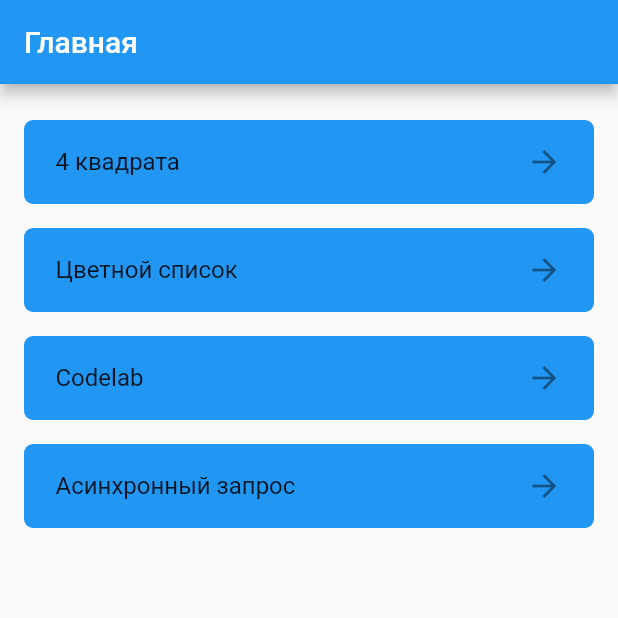
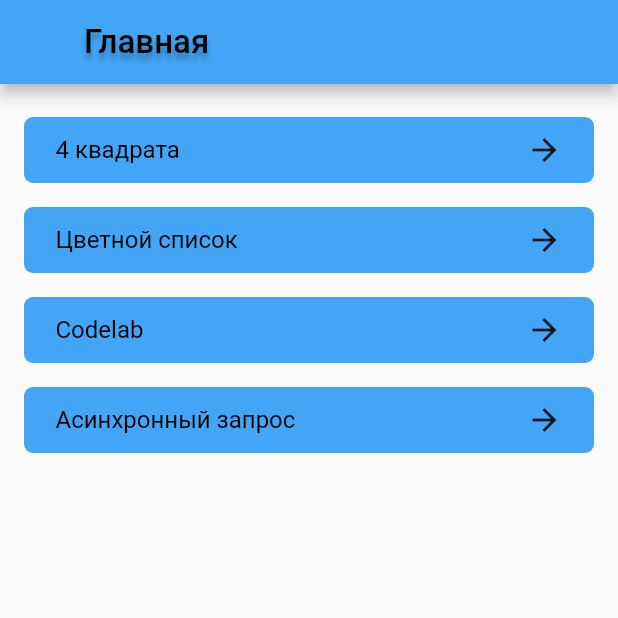
Before and after one commit to TimurKarev/first_bootcamp, a Flutter app: the screen it shows after launch, on a phone screen of 412 x 824 dp, the top half of it. Run offline on Flutter 3.47's test engine with Material 2 defaults, Android fonts, the light colour scheme and no system bars.

Commit message:
style(lib\start_page): pixel perfect styling

```diff
--- a/lib/main_page.dart
+++ b/lib/main_page.dart
@@ -10,7 +10,27 @@ class MainPage extends StatelessWidget {
     return MaterialApp(
       title: 'First bootcamp app',
       theme: ThemeData(
-        primarySwatch: Colors.blue,
+        primaryColor: Colors.blue[400],
+        fontFamily: "Roboto",
+        textTheme: const TextTheme(
+          headline1: TextStyle(
+            fontSize: 22,
+            fontWeight: FontWeight.w500,
+            color: Colors.black,
+            shadows: [
+              Shadow(
+                color: Color(0xe40000000),
+                offset: Offset(0.0, 4.0),
+                blurRadius: 4.0,
+              ),
+            ],
+          ),
+          headline2: TextStyle(
+            fontSize: 16.0,
+            color: Colors.black,
+            fontWeight: FontWeight.w400,
+          ),
+        ),
       ),
       home: const StartPage(),
     );
--- a/lib/start_page/start_page.dart
+++ b/lib/start_page/start_page.dart
@@ -19,12 +19,19 @@ class StartPage extends StatelessWidget {
   Widget build(BuildContext context) {
     return Scaffold(
       appBar: AppBar(
-        title: const Text("Главная"),
+        backgroundColor: Theme.of(context).primaryColor,
+        title: Padding(
+          padding: const EdgeInsets.only(left: 40.0),
+          child: Text(
+            "Главная",
+            style: Theme.of(context).textTheme.headline1,
+          ),
+        ),
       ),
       body: Padding(
         padding: const EdgeInsets.symmetric(
           horizontal: 8.0,
-          vertical: 16.0,
+          vertical: 14.0,
         ),
         child: ListView.builder(
           itemCount: titles.length,
--- a/lib/start_page/widgets/start_page_list_tile.dart
+++ b/lib/start_page/widgets/start_page_list_tile.dart
@@ -14,21 +14,59 @@ class StartPageListTile extends StatelessWidget {
   Widget build(BuildContext context) {
     return Padding(
       padding: const EdgeInsets.all(8.0),
-      child: ListTile(
-        tileColor: Colors.blue,
-        shape: const RoundedRectangleBorder(
-          borderRadius: BorderRadius.all(
-            Radius.circular(6.0),
+      child: InkWell(
+        onTap: onTap,
+        child: Container(
+          decoration: BoxDecoration(
+            color: Theme.of(context).primaryColor,
+            borderRadius: const BorderRadius.all(
+              Radius.circular(6.0),
+            ),
+          ),
+          child: Padding(
+            padding: const EdgeInsets.symmetric(
+              horizontal: 21.0,
+              vertical: 10.0,
+            ),
+            child: Row(
+              mainAxisAlignment: MainAxisAlignment.spaceBetween,
+              children: [
+                Text(
+                  title,
+                  style: Theme.of(context).textTheme.headline2,
+                ),
+                const Icon(Icons.arrow_forward),
+              ],
+            ),
           ),
         ),
-        contentPadding: const EdgeInsets.symmetric(
-          horizontal: 21.0,
-          //vertical: 5.0,
-        ),
-        title: Text(title),
-        trailing: const Icon(Icons.arrow_forward),
-        onTap: onTap,
       ),
     );
   }
+
+  // @override
+  // Widget build(BuildContext context) {
+  //   return Padding(
+  //     padding: const EdgeInsets.all(8.0),
+  //     child: ListTile(
+  //       tileColor: Theme.of(context).primaryColor,
+  //       iconColor: Colors.black,
+  //       shape: const RoundedRectangleBorder(
+  //         borderRadius: BorderRadius.all(
+  //           Radius.circular(6.0),
+  //         ),
+  //       ),
+  //       contentPadding: const EdgeInsets.symmetric(
+  //         horizontal: 21.0,
+  //         vertical: 0.0,
+  //       ),
+  //       title: Text(
+  //         title,
+  //         style: Theme.of(context).textTheme.headline2,
+  //       ),
+  //       trailing: const Icon(Icons.arrow_forward),
+  //       onTap: onTap,
+  //     ),
+  //   );
+  // }
 }
```
